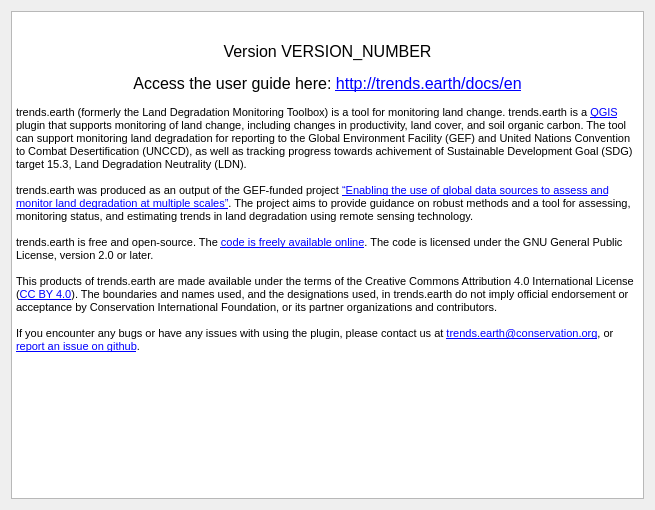
This is LDMP/gui/DlgAbout.ui in ConservationInternational/trends.earth as Qt 5 draws it before an edit. The edited form follows.
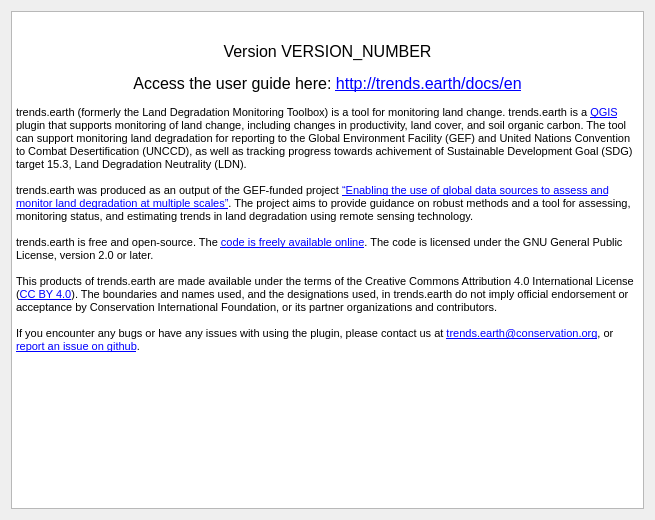
This is the edited form. Icons and pictures are not drawn.

Patch:
```diff
--- a/LDMP/gui/DlgAbout.ui
+++ b/LDMP/gui/DlgAbout.ui
@@ -7,7 +7,7 @@
     <x>0</x>
     <y>0</y>
     <width>655</width>
-    <height>510</height>
+    <height>520</height>
    </rect>
   </property>
   <property name="windowTitle">
```
